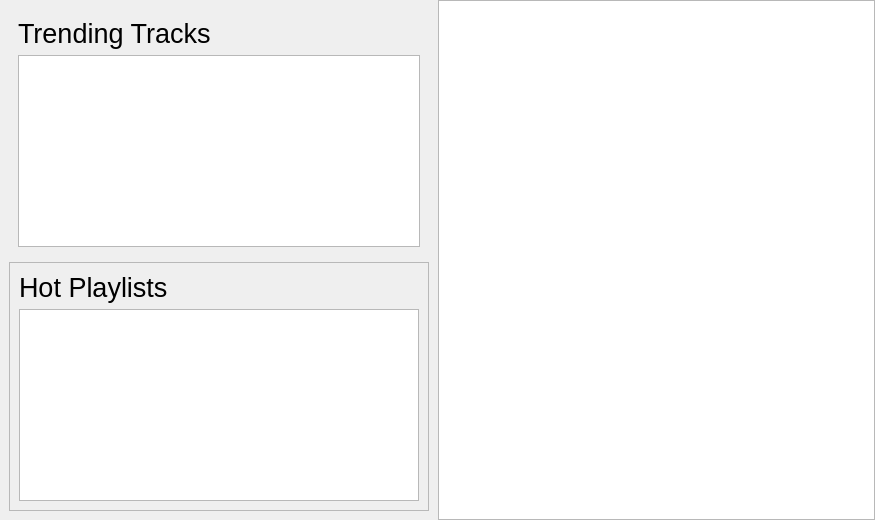
Old version of the form src/libtomahawk-widgets/NetworkActivityWidget.ui in the repository tomahawk-player/tomahawk.
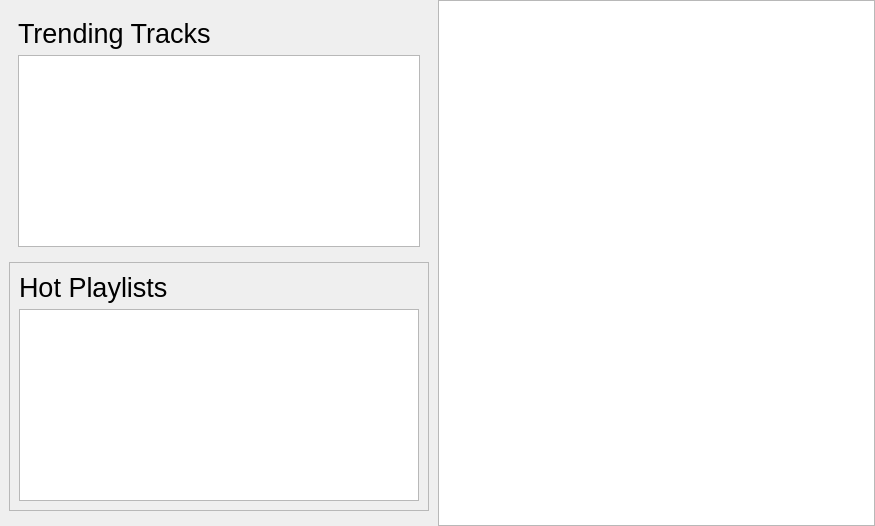
New version of the form. Custom widgets are drawn as their Qt base class.

```diff
--- a/src/libtomahawk-widgets/NetworkActivityWidget.ui
+++ b/src/libtomahawk-widgets/NetworkActivityWidget.ui
@@ -7,7 +7,7 @@
     <x>0</x>
     <y>0</y>
     <width>875</width>
-    <height>520</height>
+    <height>526</height>
    </rect>
   </property>
   <layout class="QHBoxLayout" name="horizontalLayout_2">
@@ -26,7 +26,7 @@
      </property>
      <layout class="QVBoxLayout" name="verticalLayout">
       <item>
-       <widget class="QFrame" name="hotPlaylistsFrame">
+       <widget class="QFrame" name="trendingTracksFrame">
         <layout class="QVBoxLayout" name="verticalLayout_3">
          <item>
           <widget class="QLabel" name="trendingTracksLabel">
@@ -60,7 +60,7 @@
        </widget>
       </item>
       <item>
-       <widget class="QFrame" name="trendingTracksFrame">
+       <widget class="QFrame" name="playlistsFrame">
         <property name="frameShape">
          <enum>QFrame::StyledPanel</enum>
         </property>
```
